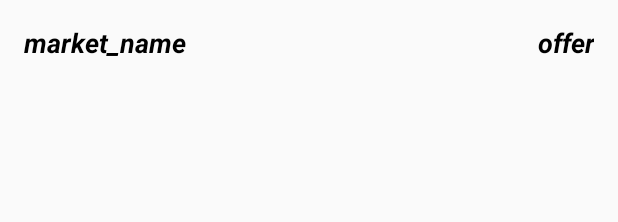
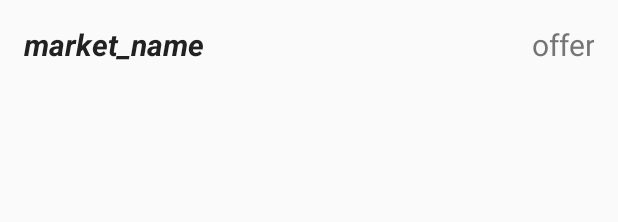
Before and after one commit to NataliiaPrivezentseva/MyMarkets, an Android app: the layout market_item.xml on its own in the app's theme, with its tools: preview values and no code run, on a phone screen of 412 x 824 dp. Shown: the top 222 px of the screen. Run offline under Robolectric (Android 15) with nearby library versions, the phone set to English and light mode, and no system bars.

Commit message:
Visual polish

```diff
--- a/app/src/main/java/com/example/asterisk/mymarkets/MarketAdapter.java
+++ b/app/src/main/java/com/example/asterisk/mymarkets/MarketAdapter.java
@@ -12,9 +12,6 @@ import android.widget.TextView;
 import java.util.ArrayList;
 
 public class MarketAdapter extends ArrayAdapter<Market> {
-
-    //todo think if we need this field
-    private int mColorResourceId;
 
     MarketAdapter(Context context, ArrayList<Market> markets){
         super(context, 0, markets);
--- a/app/src/main/res/layout/activity_main.xml
+++ b/app/src/main/res/layout/activity_main.xml
@@ -10,7 +10,8 @@
     <android.support.design.widget.TabLayout
         android:id="@+id/tabs"
         android:layout_width="match_parent"
-        android:layout_height="wrap_content" />
+        android:layout_height="wrap_content"
+        style="@style/CategoryTab" />
 
     <android.support.v4.view.ViewPager
         android:id="@+id/viewpager"
--- a/app/src/main/res/layout/market_item.xml
+++ b/app/src/main/res/layout/market_item.xml
@@ -14,9 +14,7 @@
         android:layout_marginStart="@dimen/text_view_indent"
         android:layout_weight="1"
         android:gravity="start|center_vertical"
-        android:textAppearance="?android:textAppearanceMedium"
-        android:textColor="@android:color/black"
-        android:textStyle="bold|italic"
+        style="@style/MarketNameTextAppearance"
         tools:text="market_name" />
 
     <TextView
@@ -28,9 +26,7 @@
         android:layout_marginRight="@dimen/text_view_indent"
         android:layout_weight="1"
         android:gravity="end|center_vertical"
-        android:textAppearance="?android:textAppearanceMedium"
-        android:textColor="@android:color/black"
-        android:textStyle="bold|italic"
+        style="@style/OfferTextAppearance"
         tools:text="offer" />
 
 </LinearLayout>
--- a/app/src/main/res/values/colors.xml
+++ b/app/src/main/res/values/colors.xml
@@ -1,6 +1,8 @@
 <?xml version="1.0" encoding="utf-8"?>
 <resources>
-    <color name="colorPrimary">#3F51B5</color>
-    <color name="colorPrimaryDark">#303F9F</color>
-    <color name="colorAccent">#FF4081</color>
+    <color name="colorPrimary">#FF9800</color>
+    <color name="colorPrimaryDark">#F57C00</color>
+    <color name="colorAccent">#448AFF</color>
+    <color name="colorPrimaryText">#212121</color>
+    <color name="colorSecondaryText">#757575</color>
 </resources>
--- a/app/src/main/res/values/dimens.xml
+++ b/app/src/main/res/values/dimens.xml
@@ -2,4 +2,5 @@
 <resources>
     <dimen name="list_item_height">72dp</dimen>
     <dimen name="text_view_indent">16dp</dimen>
+    <dimen name="text_size">20sp</dimen>
 </resources>
--- a/app/src/main/res/values/styles.xml
+++ b/app/src/main/res/values/styles.xml
@@ -8,4 +8,28 @@
         <item name="colorAccent">@color/colorAccent</item>
     </style>
 
+    <!-- Style for a tab that displays a category name -->
+    <style name="CategoryTab" parent="Widget.Design.TabLayout">
+        <item name="tabIndicatorColor">@color/colorAccent</item>
+        <item name="tabSelectedTextColor">@color/colorAccent</item>
+        <item name="tabTextAppearance">@style/CategoryTabTextAppearance</item>
+    </style>
+
+    <!-- Text appearance style for a category tab -->
+    <style name="CategoryTabTextAppearance" parent="TextAppearance.Design.Tab">
+        <item name="android:textColor">@color/colorPrimaryDark</item>
+    </style>
+
+    <!-- Text appearance style for a market name -->
+    <style name="MarketNameTextAppearance" parent="TextAppearance.AppCompat">
+        <item name="android:textColor">@color/colorPrimaryText</item>
+        <item name="android:textSize">@dimen/text_size</item>
+        <item name="android:textStyle">bold|italic</item>
+    </style>
+
+    <!-- Text appearance style for a market name -->
+    <style name="OfferTextAppearance" parent="TextAppearance.AppCompat">
+        <item name="android:textColor">@color/colorSecondaryText</item>
+        <item name="android:textSize">@dimen/text_size</item>
+    </style>
 </resources>
```
